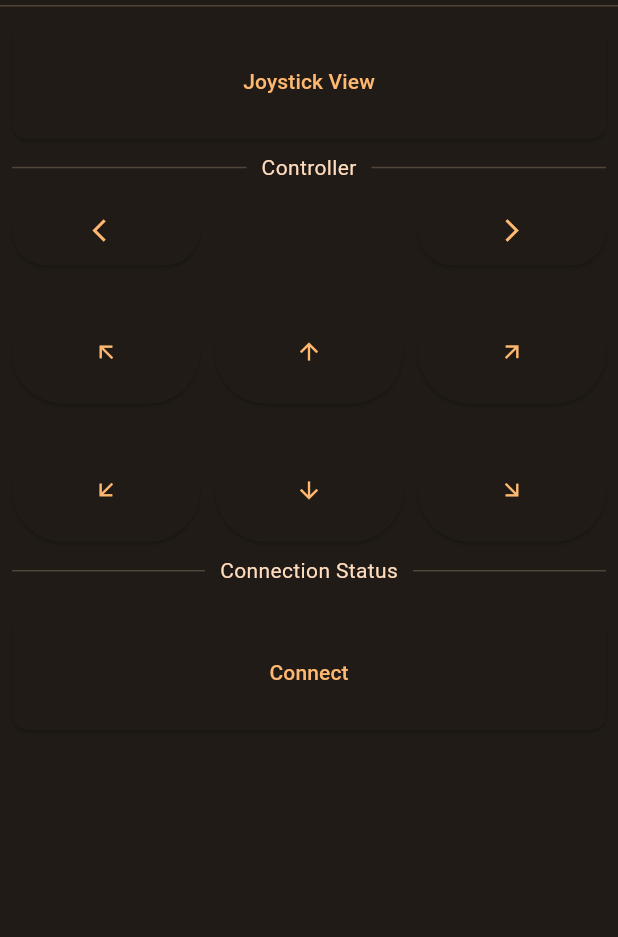
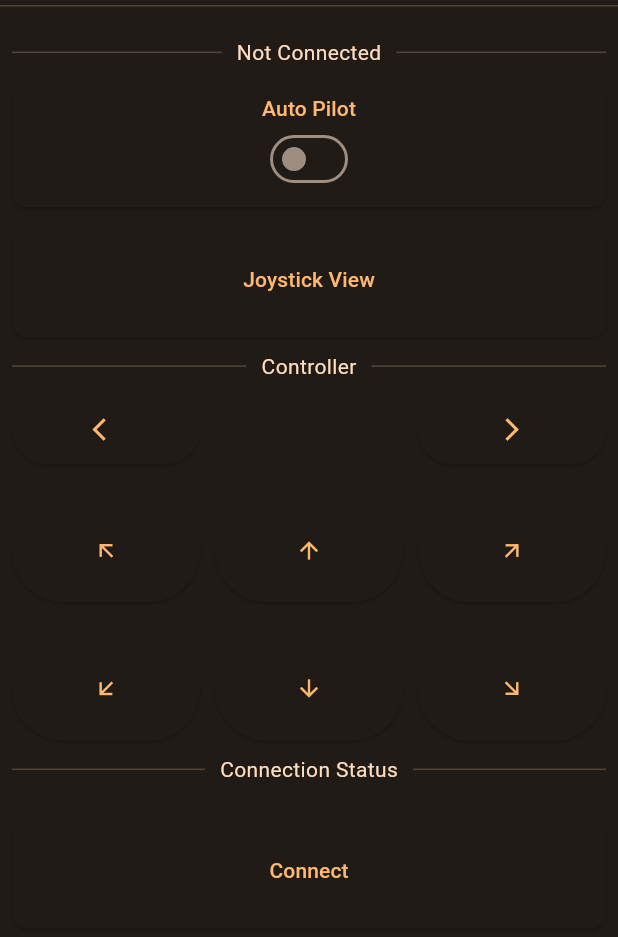
Before and after one commit to PhilippTrashman/dookie_controls, a Flutter app: the MainPage screen opened directly, on a phone screen of 412 x 824 dp, the part 84-1021 px from its top. Run offline on Flutter 3.47's test engine with Material 3 defaults, Android fonts, the phone set to English and light mode, and no system bars; our stand-ins replace audioplayers, flutter_bluetooth_serial, flutter_svg, sqflite; missing offline and left inert: o3d; accounts and stored records are empty.

Commit message:
added auto pilot button

```diff
--- a/lib/bluetooth_messenger.dart
+++ b/lib/bluetooth_messenger.dart
@@ -1,6 +1,7 @@
 import 'dart:convert';
 import 'dart:typed_data';
 import 'package:flutter/material.dart';
+import 'package:flutter/widgets.dart';
 import 'package:provider/provider.dart';
 
 import 'package:dookie_controls/bluetooth_serial/select_bonded_device_page.dart';
@@ -67,9 +68,9 @@ class _ConnectionpageState extends State<Connectionpage> {
   Widget mainScreen() {
     return LayoutBuilder(
       builder: (context, constraints) {
-        // double width = constraints.maxWidth;
+        double width = constraints.maxWidth;
         double height = constraints.maxHeight;
-        bool vertical = height > 500;
+        bool vertical = height * 1.5 > width;
         return vertical ? verticalView(height) : horizontalView(height);
       },
     );
@@ -131,23 +132,15 @@ class _ConnectionpageState extends State<Connectionpage> {
                 padding: const EdgeInsets.all(8.0),
                 child: Column(
                   children: [
-                    SizedBox(
-                      height: height * 0.1,
-                      width: double.infinity,
-                      child: ElevatedButton(
-                          style: ElevatedButton.styleFrom(
-                              shape: RoundedRectangleBorder(
-                            borderRadius: BorderRadius.circular(10),
-                          )),
-                          onPressed: () {
-                            if (dn.isConnected) {
-                              debugPrint('Joystick View');
-                            }
-                          },
-                          child: const Text(
-                            'Joystick View',
-                          )),
+                    textDivider(
+                      height: height * 0.05,
+                      header: workingConnection(),
                     ),
+                    autoPilotButton(height),
+                    const SizedBox(
+                      height: 10,
+                    ),
+                    joystickViewButton(height),
                     textDivider(
                       height: height * 0.05,
                       header: 'Controller',
@@ -195,6 +188,62 @@ class _ConnectionpageState extends State<Connectionpage> {
             ),
           ),
       ],
+    );
+  }
+
+  SizedBox joystickViewButton(double height) {
+    return SizedBox(
+      height: height * 0.1,
+      width: double.infinity,
+      child: ElevatedButton(
+          style: ElevatedButton.styleFrom(
+              shape: RoundedRectangleBorder(
+            borderRadius: BorderRadius.circular(10),
+          )),
+          onPressed: () {
+            if (dn.isConnected) {
+              debugPrint('Joystick View');
+            }
+          },
+          child: const Text(
+            'Joystick View',
+          )),
+    );
+  }
+
+  bool isAutoPilot = false;
+
+  Widget autoPilotButton(double height) {
+    return Container(
+      width: double.infinity,
+      child: SizedBox(
+          child: ElevatedButton(
+        style: ElevatedButton.styleFrom(
+            shape: RoundedRectangleBorder(
+          borderRadius: BorderRadius.circular(10),
+        )),
+        onPressed: () {},
+        child: Padding(
+          padding: const EdgeInsets.all(8.0),
+          child: Column(
+            children: [
+              const Text('Auto Pilot'),
+              Switch(
+                value: isAutoPilot,
+                onChanged: (value) {
+                  if (dn.isConnected) {
+                    sendMessage(value ? 'auto-pilot-start' : 'auto-pilot-stop');
+                    setState(() {
+                      isAutoPilot = value;
+                      debugPrint('Auto Pilot: $isAutoPilot');
+                    });
+                  }
+                },
+              ),
+            ],
+          ),
+        ),
+      )),
     );
   }
 
@@ -367,18 +416,12 @@ class _ConnectionpageState extends State<Connectionpage> {
     );
   }
 
-  Widget workingConnection() {
-    return Column(
-      children: [
-        Text(
-          dn.isConnecting
-              ? 'Connecting...'
-              : dn.isConnected
-                  ? 'Connected'
-                  : 'Not Connected',
-        ),
-      ],
-    );
+  String workingConnection() {
+    return dn.isConnecting
+        ? 'Connecting...'
+        : dn.isConnected
+            ? 'Connected'
+            : 'Not Connected';
   }
 
   void connectToDevice() async {
```
